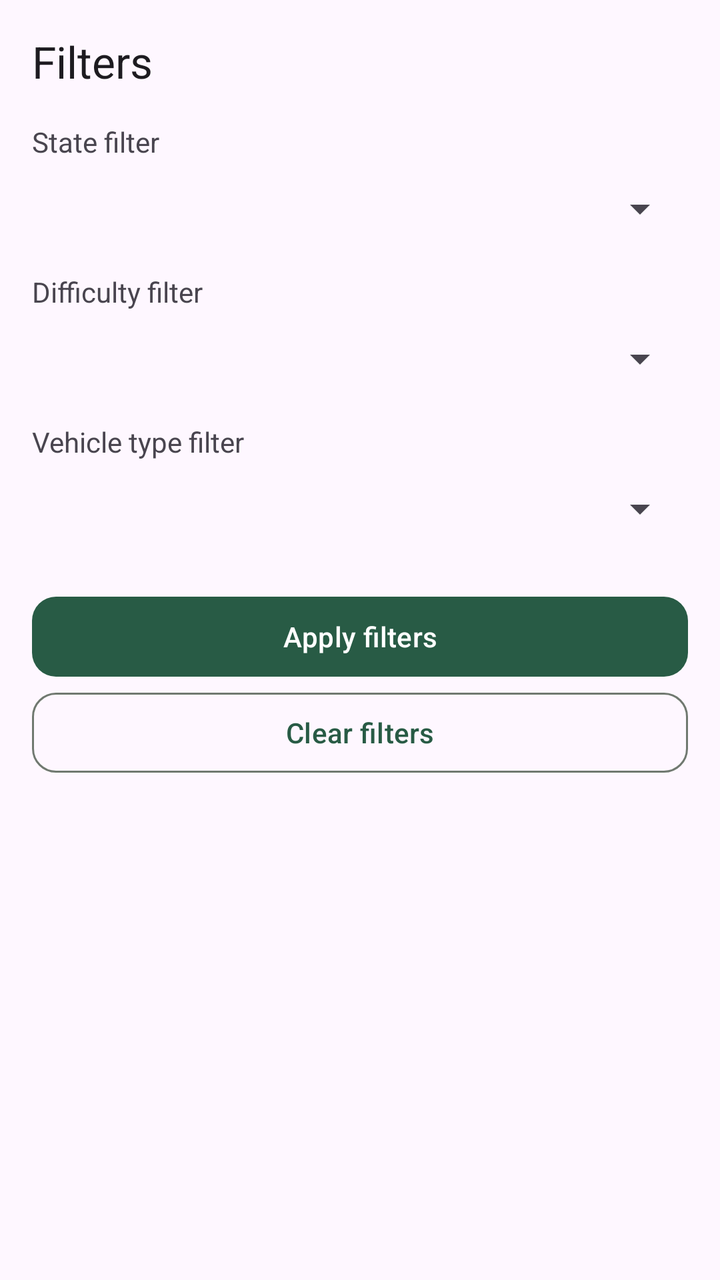
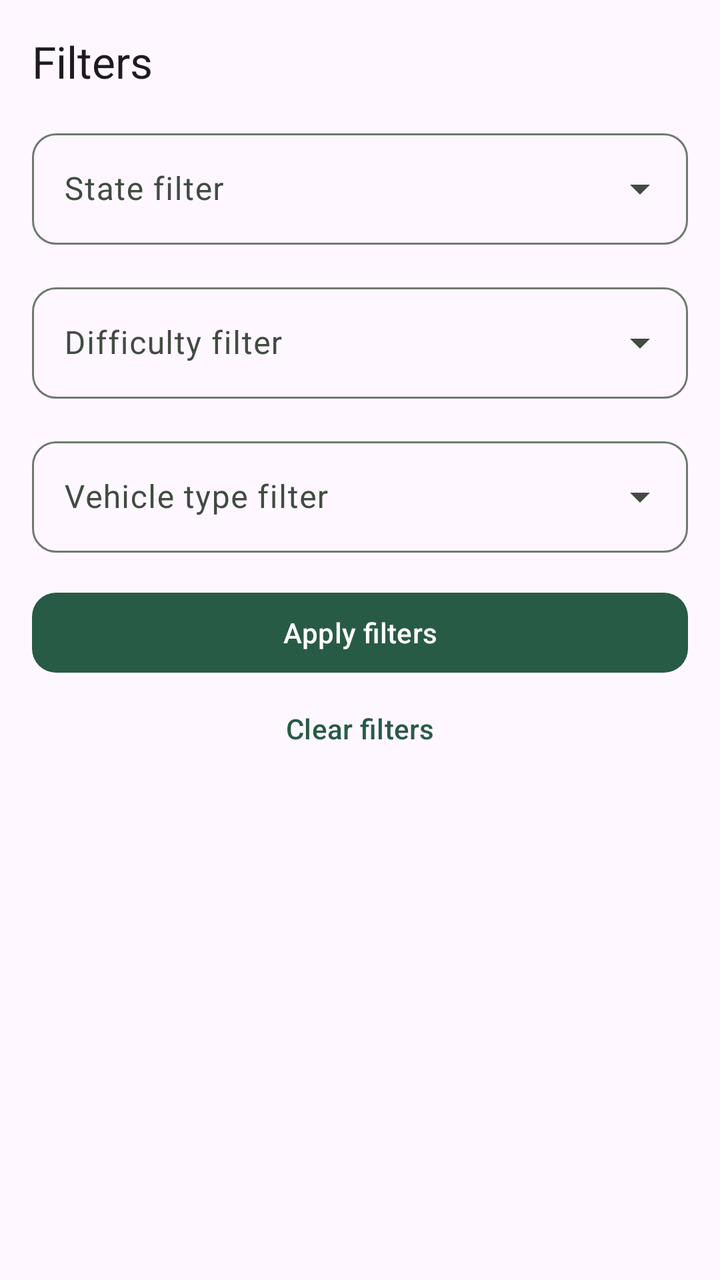

The first picture is an Android layout as it rendered before a commit; the second is the same layout after the commit. The layout source and the unified diff follow.
<!-- AndroidManifest.xml: application theme Theme.TrailRelay -->
<!-- res/layout/sheet_community_filters.xml -->
<?xml version="1.0" encoding="utf-8"?>
<androidx.core.widget.NestedScrollView xmlns:android="http://schemas.android.com/apk/res/android"
    android:layout_width="match_parent" android:layout_height="wrap_content" android:clipToPadding="false">
    <LinearLayout android:layout_width="match_parent" android:layout_height="wrap_content"
        android:orientation="vertical" android:padding="@dimen/space_content">
        <TextView android:layout_width="match_parent" android:layout_height="wrap_content"
            android:text="@string/filters" android:textAppearance="?attr/textAppearanceTitleLarge"
            android:accessibilityHeading="true" />
        <TextView android:layout_width="match_parent" android:layout_height="wrap_content"
            android:layout_marginTop="@dimen/space_content" android:text="@string/state_filter"
            android:labelFor="@id/state_filter" />
        <Spinner android:id="@+id/state_filter" android:layout_width="match_parent"
            android:layout_height="@dimen/touch_target" android:spinnerMode="dialog"
            android:prompt="@string/state_filter" android:contentDescription="@string/state_filter" />
        <TextView android:layout_width="match_parent" android:layout_height="wrap_content"
            android:layout_marginTop="@dimen/space_related" android:text="@string/difficulty_filter"
            android:labelFor="@id/difficulty_filter" />
        <Spinner android:id="@+id/difficulty_filter" android:layout_width="match_parent"
            android:layout_height="@dimen/touch_target" android:spinnerMode="dialog"
            android:prompt="@string/difficulty_filter" android:contentDescription="@string/difficulty_filter" />
        <TextView android:layout_width="match_parent" android:layout_height="wrap_content"
            android:layout_marginTop="@dimen/space_related" android:text="@string/vehicle_filter"
            android:labelFor="@id/vehicle_filter" />
        <Spinner android:id="@+id/vehicle_filter" android:layout_width="match_parent"
            android:layout_height="@dimen/touch_target" android:spinnerMode="dialog"
            android:prompt="@string/vehicle_filter" android:contentDescription="@string/vehicle_filter" />
        <com.google.android.material.button.MaterialButton android:id="@+id/filters_apply"
            android:layout_width="match_parent" android:layout_height="wrap_content"
            android:layout_marginTop="@dimen/space_content" android:text="@string/apply_filters" />
        <com.google.android.material.button.MaterialButton android:id="@+id/filters_clear"
            style="@style/Widget.TrailRelay.OutlinedButton"
            android:layout_width="match_parent" android:layout_height="wrap_content"
            android:text="@string/clear_filters" />
    </LinearLayout>
</androidx.core.widget.NestedScrollView>
<!-- resources referenced by this layout -->
<resources>
  <dimen name="space_content">16dp</dimen>
  <dimen name="space_related">8dp</dimen>
  <dimen name="touch_target">48dp</dimen>
  <string name="apply_filters">Apply filters</string>
  <string name="clear_filters">Clear filters</string>
  <string name="difficulty_filter">Difficulty filter</string>
  <string name="filters">Filters</string>
  <string name="state_filter">State filter</string>
  <string name="vehicle_filter">Vehicle type filter</string>
  <style name="Widget.TrailRelay.OutlinedButton" parent="Widget.Material3.Button.OutlinedButton">
          <item name="cornerRadius">@dimen/trail_corner_radius</item>
          <item name="android:minHeight">48dp</item>
      </style>
  <dimen name="trail_corner_radius">12dp</dimen>
  <color name="trail_primary">#285B45</color>
  <color name="trail_on_primary">#FFFFFF</color>
  <color name="trail_primary_container">#C6EAD1</color>
  <color name="trail_on_primary_container">#123525</color>
  <color name="trail_secondary">#526351</color>
  <color name="trail_on_secondary">#FFFFFF</color>
  <color name="trail_surface">#FAFBF6</color>
  <color name="trail_on_surface">#1A211C</color>
  <color name="trail_surface_variant">#E4EAE1</color>
  <color name="trail_on_surface_variant">#424B42</color>
  <color name="trail_outline">#707970</color>
  <color name="trail_error">#B3261E</color>
  <color name="trail_on_error">#FFFFFF</color>
  <style name="Widget.TrailRelay.Button" parent="Widget.Material3.Button">
          <item name="cornerRadius">@dimen/trail_corner_radius</item>
          <item name="android:minHeight">48dp</item>
      </style>
  <style name="ThemeOverlay.TrailRelay.Dialog" parent="ThemeOverlay.Material3.MaterialAlertDialog">
          <item name="alertDialogStyle">@style/MaterialAlertDialog.TrailRelay</item>
      </style>
  <style name="MaterialAlertDialog.TrailRelay" parent="MaterialAlertDialog.Material3">
          <item name="shapeAppearance">@style/ShapeAppearance.TrailRelay.Dialog</item>
      </style>
  <style name="ShapeAppearance.TrailRelay.Dialog" parent="ShapeAppearance.Material3.Corner.Medium">
          <item name="cornerFamily">rounded</item>
          <item name="cornerSize">@dimen/trail_corner_radius</item>
      </style>
  <!-- unchanged entries left out for length: 1 -->
</resources>

<!-- the commit's change to res/layout/sheet_community_filters.xml (unified diff, before → after) -->
@@ -1,34 +1,43 @@
 <?xml version="1.0" encoding="utf-8"?>
-<androidx.core.widget.NestedScrollView xmlns:android="http://schemas.android.com/apk/res/android"
+<androidx.core.widget.NestedScrollView xmlns:android="http://schemas.android.com/apk/res/android" xmlns:app="http://schemas.android.com/apk/res-auto"
     android:layout_width="match_parent" android:layout_height="wrap_content" android:clipToPadding="false">
     <LinearLayout android:layout_width="match_parent" android:layout_height="wrap_content"
         android:orientation="vertical" android:padding="@dimen/space_content">
         <TextView android:layout_width="match_parent" android:layout_height="wrap_content"
             android:text="@string/filters" android:textAppearance="?attr/textAppearanceTitleLarge"
             android:accessibilityHeading="true" />
-        <TextView android:layout_width="match_parent" android:layout_height="wrap_content"
-            android:layout_marginTop="@dimen/space_content" android:text="@string/state_filter"
-            android:labelFor="@id/state_filter" />
-        <Spinner android:id="@+id/state_filter" android:layout_width="match_parent"
-            android:layout_height="@dimen/touch_target" android:spinnerMode="dialog"
-            android:prompt="@string/state_filter" android:contentDescription="@string/state_filter" />
-        <TextView android:layout_width="match_parent" android:layout_height="wrap_content"
-            android:layout_marginTop="@dimen/space_related" android:text="@string/difficulty_filter"
-            android:labelFor="@id/difficulty_filter" />
-        <Spinner android:id="@+id/difficulty_filter" android:layout_width="match_parent"
-            android:layout_height="@dimen/touch_target" android:spinnerMode="dialog"
-            android:prompt="@string/difficulty_filter" android:contentDescription="@string/difficulty_filter" />
-        <TextView android:layout_width="match_parent" android:layout_height="wrap_content"
-            android:layout_marginTop="@dimen/space_related" android:text="@string/vehicle_filter"
-            android:labelFor="@id/vehicle_filter" />
-        <Spinner android:id="@+id/vehicle_filter" android:layout_width="match_parent"
-            android:layout_height="@dimen/touch_target" android:spinnerMode="dialog"
-            android:prompt="@string/vehicle_filter" android:contentDescription="@string/vehicle_filter" />
+        <com.google.android.material.textfield.TextInputLayout
+            style="@style/Widget.TrailRelay.FilterField"
+            android:layout_width="match_parent" android:layout_height="wrap_content"
+            android:layout_marginTop="@dimen/space_content" android:hint="@string/state_filter">
+            <com.google.android.material.textfield.MaterialAutoCompleteTextView
+                android:id="@+id/state_filter" android:layout_width="match_parent"
+                android:layout_height="wrap_content" android:minHeight="@dimen/touch_target"
+                android:inputType="none" android:contentDescription="@string/state_filter" />
+        </com.google.android.material.textfield.TextInputLayout>
+        <com.google.android.material.textfield.TextInputLayout
+            style="@style/Widget.TrailRelay.FilterField"
+            android:layout_width="match_parent" android:layout_height="wrap_content"
+            android:layout_marginTop="@dimen/space_content" android:hint="@string/difficulty_filter">
+            <com.google.android.material.textfield.MaterialAutoCompleteTextView
+                android:id="@+id/difficulty_filter" android:layout_width="match_parent"
+                android:layout_height="wrap_content" android:minHeight="@dimen/touch_target"
+                android:inputType="none" android:contentDescription="@string/difficulty_filter" />
+        </com.google.android.material.textfield.TextInputLayout>
+        <com.google.android.material.textfield.TextInputLayout
+            style="@style/Widget.TrailRelay.FilterField"
+            android:layout_width="match_parent" android:layout_height="wrap_content"
+            android:layout_marginTop="@dimen/space_content" android:hint="@string/vehicle_filter">
+            <com.google.android.material.textfield.MaterialAutoCompleteTextView
+                android:id="@+id/vehicle_filter" android:layout_width="match_parent"
+                android:layout_height="wrap_content" android:minHeight="@dimen/touch_target"
+                android:inputType="none" android:contentDescription="@string/vehicle_filter" />
+        </com.google.android.material.textfield.TextInputLayout>
         <com.google.android.material.button.MaterialButton android:id="@+id/filters_apply"
             android:layout_width="match_parent" android:layout_height="wrap_content"
             android:layout_marginTop="@dimen/space_content" android:text="@string/apply_filters" />
         <com.google.android.material.button.MaterialButton android:id="@+id/filters_clear"
-            style="@style/Widget.TrailRelay.OutlinedButton"
+            style="@style/Widget.TrailRelay.TextButton"
             android:layout_width="match_parent" android:layout_height="wrap_content"
             android:text="@string/clear_filters" />
     </LinearLayout>
<!-- resource entries referenced after the edit -->
@@ -1,7 +1,6 @@
 <!-- resources referenced by this layout -->
 <resources>
   <dimen name="space_content">16dp</dimen>
-  <dimen name="space_related">8dp</dimen>
   <dimen name="touch_target">48dp</dimen>
   <string name="apply_filters">Apply filters</string>
   <string name="clear_filters">Clear filters</string>
@@ -9,9 +8,15 @@
   <string name="filters">Filters</string>
   <string name="state_filter">State filter</string>
   <string name="vehicle_filter">Vehicle type filter</string>
-  <style name="Widget.TrailRelay.OutlinedButton" parent="Widget.Material3.Button.OutlinedButton">
+  <style name="Widget.TrailRelay.FilterField" parent="Widget.Material3.TextInputLayout.OutlinedBox.ExposedDropdownMenu">
+          <item name="boxCornerRadiusTopStart">@dimen/trail_corner_radius</item>
+          <item name="boxCornerRadiusTopEnd">@dimen/trail_corner_radius</item>
+          <item name="boxCornerRadiusBottomStart">@dimen/trail_corner_radius</item>
+          <item name="boxCornerRadiusBottomEnd">@dimen/trail_corner_radius</item>
+      </style>
+  <style name="Widget.TrailRelay.TextButton" parent="Widget.Material3.Button.TextButton">
           <item name="cornerRadius">@dimen/trail_corner_radius</item>
-          <item name="android:minHeight">48dp</item>
+          <item name="android:minHeight">@dimen/touch_target</item>
       </style>
   <dimen name="trail_corner_radius">12dp</dimen>
   <color name="trail_primary">#285B45</color>
@@ -29,7 +34,7 @@
   <color name="trail_on_error">#FFFFFF</color>
   <style name="Widget.TrailRelay.Button" parent="Widget.Material3.Button">
           <item name="cornerRadius">@dimen/trail_corner_radius</item>
-          <item name="android:minHeight">48dp</item>
+          <item name="android:minHeight">@dimen/touch_target</item>
       </style>
   <style name="ThemeOverlay.TrailRelay.Dialog" parent="ThemeOverlay.Material3.MaterialAlertDialog">
           <item name="alertDialogStyle">@style/MaterialAlertDialog.TrailRelay</item>
